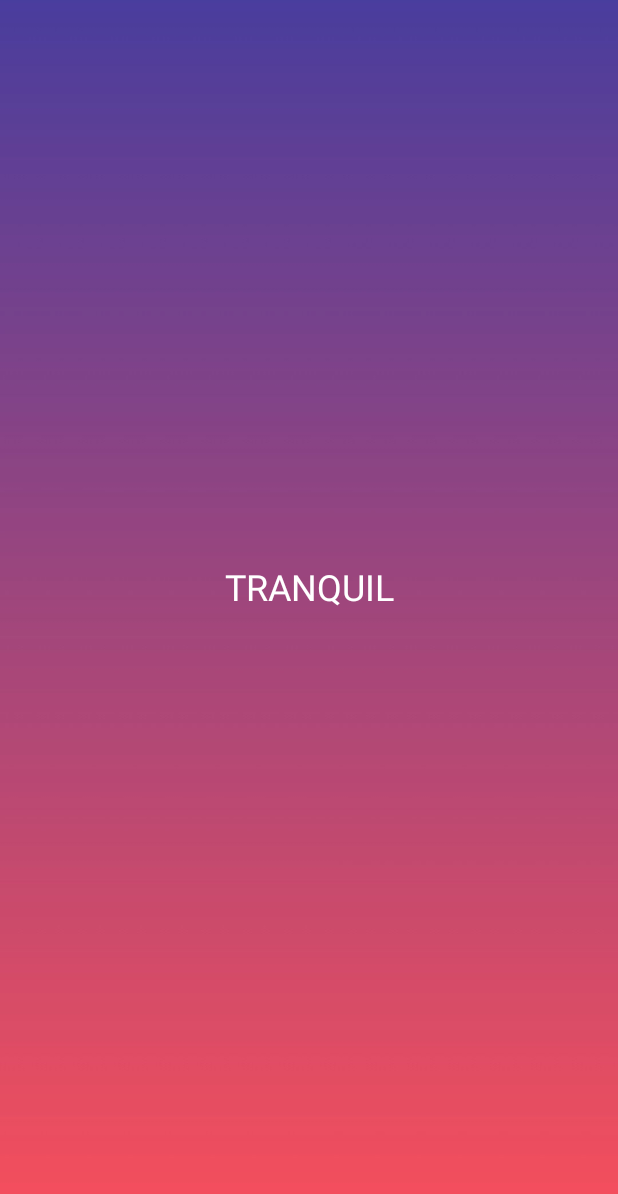
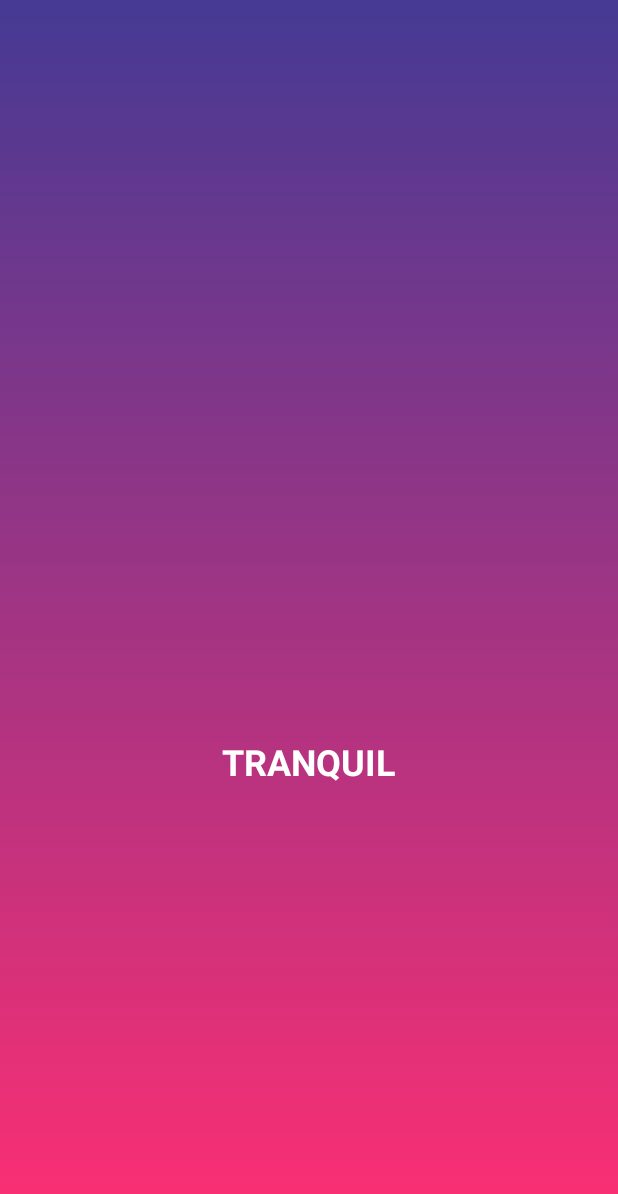
Before and after one commit to rainsquad/Tranqil_Doctor_AppointmentChanneling_App, an Android app: the SplashScreen screen opened directly, with no data from a screen before it, on a phone screen of 412 x 824 dp. Shown: the top 1194 px of the screen. Run offline under Robolectric (Android 15) with nearby library versions, the phone set to English and light mode, and no system bars.

Commit message:
17/03/2023 - final.1

```diff
--- a/app/src/main/java/com/example/tranquilapplication/MainActivities/BookDoctorActivity.java
+++ b/app/src/main/java/com/example/tranquilapplication/MainActivities/BookDoctorActivity.java
@@ -276,7 +276,7 @@ public class BookDoctorActivity extends AppCompatActivity implements View.OnClic
     public void checktestMrks() {
         String tMarks = testMarks.getText().toString();
         score = Integer.parseInt(tMarks);
-      statusHidden.setText("Pending");
+      statusHidden.setText("PENDING");
 
 
         if (testMarks.getText().toString().equals("0")) {
--- a/app/src/main/java/com/example/tranquilapplication/MainActivities/DoctorAppointmentManagerActivity.java
+++ b/app/src/main/java/com/example/tranquilapplication/MainActivities/DoctorAppointmentManagerActivity.java
@@ -84,7 +84,7 @@ public class DoctorAppointmentManagerActivity extends AppCompatActivity {
         accept.setOnClickListener(new View.OnClickListener() {
             @Override
             public void onClick(View view) {
-                acceptHidden.setText("Accepted");
+                acceptHidden.setText("ACCEPTED");
 
                 acceptAppoint("update",id);
 
@@ -93,7 +93,7 @@ public class DoctorAppointmentManagerActivity extends AppCompatActivity {
         decline.setOnClickListener(new View.OnClickListener() {
             @Override
             public void onClick(View view) {
-                acceptHidden.setText("Declined");
+                acceptHidden.setText("DECLINED");
                 updateData("update",id);
 
             }
--- /dev/null
+++ b/app/src/main/res/drawable/gradient_background.xml
@@ -0,0 +1,11 @@
+<?xml version="1.0" encoding="utf-8"?>
+<selector xmlns:android="http://schemas.android.com/apk/res/android">
+
+    <item>
+
+        <shape>
+            <gradient android:angle="90" android:startColor="#ff2e72" android:endColor="#453a94"></gradient>
+        </shape>
+    </item>
+
+</selector>
--- a/app/src/main/res/layout/activity_splash_scrreen.xml
+++ b/app/src/main/res/layout/activity_splash_scrreen.xml
@@ -4,24 +4,25 @@
     xmlns:tools="http://schemas.android.com/tools"
     android:layout_width="match_parent"
     android:layout_height="match_parent"
-    android:background="@drawable/image_resize_tranquilsplashbackgroundfinal"
+    android:background="@drawable/gradient_background"
     android:gravity="center"
     tools:context=".MainActivities.SplashScreen">
 
+
     <TextView
-        android:layout_width="135dp"
-        android:layout_height="35dp"
+        android:layout_width="0dp"
+        android:layout_height="wrap_content"
         android:layout_marginStart="40dp"
-        android:layout_marginTop="100dp"
         android:layout_marginEnd="40dp"
-        android:layout_marginBottom="100dp"
+        android:layout_marginBottom="300dp"
+        android:foregroundGravity="center"
+        android:gravity="center"
         android:text="TRANQUIL"
         android:textAlignment="center"
         android:textColor="@color/white"
         android:textSize="24sp"
+        android:textStyle="bold"
         app:layout_constraintBottom_toBottomOf="parent"
         app:layout_constraintEnd_toEndOf="parent"
-        app:layout_constraintStart_toStartOf="parent"
-        app:layout_constraintTop_toTopOf="parent"
-        app:layout_constraintVertical_bias="0.467" />
+        app:layout_constraintStart_toStartOf="parent" />
 </androidx.constraintlayout.widget.ConstraintLayout>
--- a/app/src/main/res/values/colors.xml
+++ b/app/src/main/res/values/colors.xml
@@ -8,4 +8,5 @@
     <color name="black">#FF000000</color>
     <color name="white">#FFFFFFFF</color>
     <color name="Red">#ff2e72</color>
+
 </resources>
```
Also changed, not shown: app/src/main/java/com/example/tranquilapplication/MainActivities/RegisterActivity.java (+64 -33 lines), app/src/main/java/com/example/tranquilapplication/Services/Adapter.java (+15 -15 lines), app/src/main/java/com/example/tranquilapplication/Services/AdapterNotification.java (+8 -4 lines), app/src/main/res/layout/drawer_item_notification.xml (+16 -3 lines).
